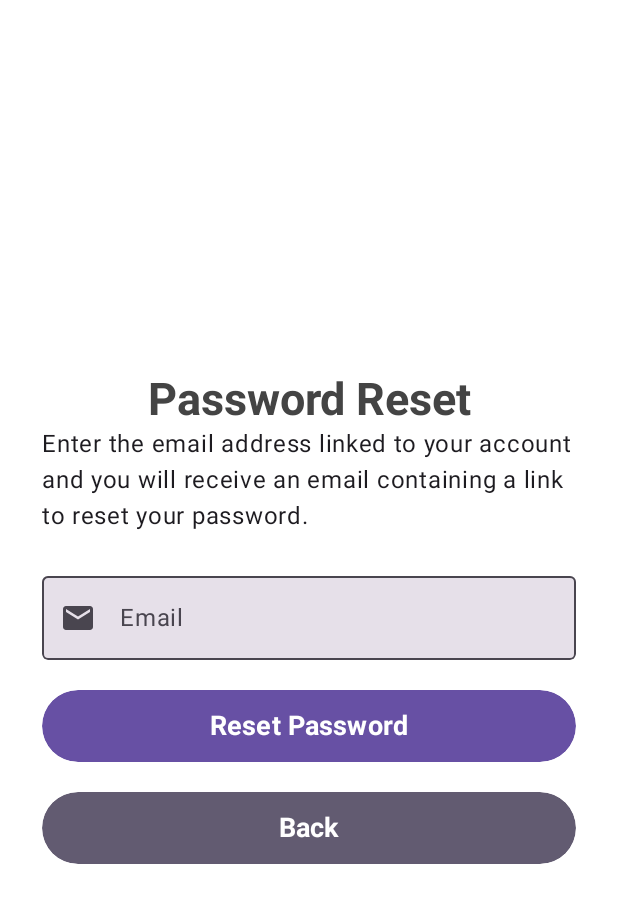
After one commit to ucadena07/TestApp, an Android app built with Jetpack Compose: the composable ForgotScreen called with empty values, on a phone screen of 412 x 824 dp. The commit adds this screen. Shown: the top 903 px of the screen. Run offline under Robolectric (Android 15) with nearby library versions, the phone set to English and light mode, and no system bars; 3 statements that could not run were skipped.

Commit message:
forgot screen

```diff
--- a/app/src/main/java/com/example/testapp/MainActivity.kt
+++ b/app/src/main/java/com/example/testapp/MainActivity.kt
@@ -9,13 +9,12 @@ import androidx.compose.foundation.layout.Column
 import androidx.compose.foundation.layout.fillMaxSize
 import androidx.compose.material3.MaterialTheme
 import androidx.compose.material3.Surface
-import androidx.compose.material3.Text
 import androidx.compose.runtime.Composable
 import androidx.compose.ui.Alignment
 import androidx.compose.ui.Modifier
 import androidx.compose.ui.tooling.preview.Preview
 import androidx.compose.ui.unit.dp
-import com.example.testapp.network.ApplicationNavigation
+import com.example.testapp.navigation.ApplicationNavigation
 import com.example.testapp.ui.theme.TestAppTheme
 import dagger.hilt.android.AndroidEntryPoint
 
--- a/app/src/main/java/com/example/testapp/components/shared/GlobalCompoenents.kt
+++ b/app/src/main/java/com/example/testapp/components/shared/GlobalCompoenents.kt
@@ -1,6 +1,7 @@
 package com.example.testapp.components.shared
 
 import androidx.compose.foundation.background
+import androidx.compose.foundation.clickable
 import androidx.compose.foundation.layout.Arrangement
 import androidx.compose.foundation.layout.Box
 import androidx.compose.foundation.layout.PaddingValues
@@ -180,8 +181,8 @@ fun NkPasswordTextField(label: String){
     )
 }
 @Composable
-fun NkButton(value: String){
-    Button(onClick = { /*TODO*/ },
+fun NkButton(value: String, color: Color? =  MaterialTheme.colorScheme.primary, onClick: () -> Unit = {}){
+    Button(onClick = { onClick() },
         modifier = Modifier
             .fillMaxWidth()
             .heightIn(48.dp),
@@ -193,14 +194,24 @@ fun NkButton(value: String){
                 .heightIn(48.dp)
                 .background(
                     brush = Brush.horizontalGradient(
-                        listOf(
-                            MaterialTheme.colorScheme.primary,
-                            MaterialTheme.colorScheme.primary
-                        )
+
+                            if(color != null) {
+                                listOf(
+                                    color,
+                                    color
+                                )
+                            }else{
+                                listOf(
+                                    MaterialTheme.colorScheme.primaryContainer,
+                                    MaterialTheme.colorScheme.primary
+                                )
+                            }
+
                     ),
-                    shape = RoundedCornerShape(50.dp)
+                    shape = RoundedCornerShape(30.dp)
                 ),
-            contentAlignment = Alignment.Center
+            contentAlignment = Alignment.Center,
+
         ){
                 Text(text = value, fontSize = 18.sp, fontWeight = FontWeight.Bold)
 
@@ -209,12 +220,15 @@ fun NkButton(value: String){
     }
 }
 @Composable
-fun UnderlineTextComponent(value:String, modifier: Modifier = Modifier){
+fun UnderlineTextComponent(value:String, modifier: Modifier = Modifier, onClick: () -> Unit = {}){
     Text(
         text = value,
         modifier = modifier
             .fillMaxWidth()
-            .heightIn(min = 40.dp),
+            .heightIn(min = 40.dp)
+            .clickable {
+                       onClick();
+            },
         style = TextStyle(
             fontSize = 16.sp,
             fontWeight = FontWeight.Normal,
--- a/app/src/main/java/com/example/testapp/network/ApplicationNavigation.kt
+++ b/app/src/main/java/com/example/testapp/navigation/ApplicationNavigation.kt
@@ -1,9 +1,10 @@
-package com.example.testapp.network
+package com.example.testapp.navigation
 
 import androidx.compose.runtime.Composable
 import androidx.navigation.compose.NavHost
 import androidx.navigation.compose.composable
 import androidx.navigation.compose.rememberNavController
+import com.example.testapp.screens.ForgotPasswordScreen.ForgotScreen
 import com.example.testapp.screens.homeScreen.HomeScreen
 import com.example.testapp.screens.loginScreen.LoginScreen
 import com.example.testapp.screens.splashScreen.SplashScreen
@@ -18,6 +19,9 @@ fun ApplicationNavigation(){
         composable(ApplicationScreens.LoginScreen.name){
             LoginScreen(navController)
         }
+        composable(ApplicationScreens.ForgotScreen.name){
+            ForgotScreen(navController)
+        }
         composable(ApplicationScreens.HomeScreen.name){
             HomeScreen(navController)
         }
--- a/app/src/main/java/com/example/testapp/network/ApplicationScreens.kt
+++ b/app/src/main/java/com/example/testapp/navigation/ApplicationScreens.kt
@@ -1,15 +1,18 @@
-package com.example.testapp.network
+package com.example.testapp.navigation
 
 enum class ApplicationScreens {
     SplashScreen,
     HomeScreen,
+    ForgotScreen,
     LoginScreen;
+
 
     companion object{
         fun fromRoute(route:String?) : ApplicationScreens
             = when(route?.substringBefore("/")){
                 SplashScreen.name -> SplashScreen
                 LoginScreen.name -> LoginScreen
+                ForgotScreen.name -> ForgotScreen
                 HomeScreen.name -> HomeScreen
                 null -> HomeScreen
                 else -> throw IllegalArgumentException("Route $route not found.")
--- /dev/null
+++ b/app/src/main/java/com/example/testapp/screens/ForgotPasswordScreen/ForgotScreen.kt
@@ -0,0 +1,55 @@
+package com.example.testapp.screens.ForgotPasswordScreen
+
+import androidx.compose.foundation.background
+import androidx.compose.foundation.layout.Arrangement
+import androidx.compose.foundation.layout.Column
+import androidx.compose.foundation.layout.Spacer
+import androidx.compose.foundation.layout.fillMaxSize
+import androidx.compose.foundation.layout.heightIn
+import androidx.compose.foundation.layout.padding
+import androidx.compose.material.icons.Icons
+import androidx.compose.material.icons.filled.Email
+import androidx.compose.material3.MaterialTheme
+import androidx.compose.material3.Surface
+import androidx.compose.material3.Text
+import androidx.compose.runtime.Composable
+import androidx.compose.ui.Alignment
+import androidx.compose.ui.Modifier
+import androidx.compose.ui.graphics.Color
+import androidx.compose.ui.tooling.preview.Preview
+import androidx.compose.ui.unit.dp
+import androidx.navigation.NavHostController
+import com.example.testapp.components.shared.HeadingTextComponent
+import com.example.testapp.components.shared.NkButton
+import com.example.testapp.components.shared.NkTextField
+import com.example.testapp.screens.loginScreen.LoginScreen
+
+@Composable
+fun ForgotScreen(navController: NavHostController?) {
+    Surface(
+        color = Color.White,
+        modifier = Modifier
+            .fillMaxSize()
+            .background(Color.White)
+            .padding(28.dp)
+    ) {
+        Column(modifier = Modifier.fillMaxSize(), verticalArrangement = Arrangement.Center) {
+            HeadingTextComponent(value = "Password Reset")
+            Text(text = "Enter the email address linked to your account and you will receive an email containing a link to reset your password.")
+            Spacer(modifier = Modifier.heightIn(20.dp))
+            NkTextField(label = "Email", icon = Icons.Default.Email)
+            Spacer(modifier = Modifier.heightIn(20.dp))
+            NkButton(value = "Reset Password")
+            Spacer(modifier = Modifier.heightIn(20.dp))
+            NkButton(value = "Back",color = MaterialTheme.colorScheme.secondary){
+                navController?.popBackStack()
+            }
+        }
+    }
+}
+
+@Preview
+@Composable
+fun DefaultPreviewForForgotScreen(){
+    ForgotScreen(navController = null)
+}
--- a/app/src/main/java/com/example/testapp/screens/splashScreen/SpashScreen.kt
+++ b/app/src/main/java/com/example/testapp/screens/splashScreen/SpashScreen.kt
@@ -8,12 +8,10 @@ import androidx.compose.foundation.BorderStroke
 import androidx.compose.foundation.Image
 import androidx.compose.foundation.layout.Arrangement
 import androidx.compose.foundation.layout.Column
-import androidx.compose.foundation.layout.fillMaxSize
 import androidx.compose.foundation.layout.padding
 import androidx.compose.foundation.layout.size
 import androidx.compose.foundation.shape.CircleShape
 import androidx.compose.material3.Surface
-import androidx.compose.material3.Text
 import androidx.compose.runtime.Composable
 import androidx.compose.runtime.LaunchedEffect
 import androidx.compose.runtime.remember
@@ -25,7 +23,7 @@ import androidx.compose.ui.res.painterResource
 import androidx.compose.ui.unit.dp
 import androidx.navigation.NavHostController
 import com.example.testapp.R
-import com.example.testapp.network.ApplicationScreens
+import com.example.testapp.navigation.ApplicationScreens
 import kotlinx.coroutines.delay
 
 @Composable
```
Also changed, not shown: app/src/main/java/com/example/testapp/screens/loginScreen/LoginScreen.kt (+4 -9 lines).
